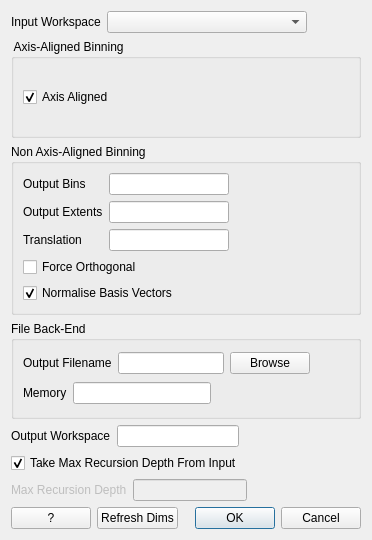
This is Code/Mantid/MantidQt/CustomDialogs/inc/MantidQtCustomDialogs/SlicingAlgorithmDialog.ui in mantidproject/mantid as Qt 5 draws it before an edit. The edited form follows.
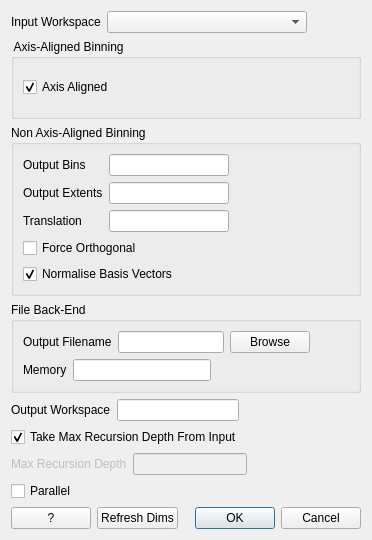
This is the edited form. Custom widgets are drawn as their Qt base class.

Commit message: refs #5145. Parallel option exposed

Patch:
```diff
--- a/Code/Mantid/MantidQt/CustomDialogs/inc/MantidQtCustomDialogs/SlicingAlgorithmDialog.ui
+++ b/Code/Mantid/MantidQt/CustomDialogs/inc/MantidQtCustomDialogs/SlicingAlgorithmDialog.ui
@@ -372,6 +372,13 @@
      </item>
     </layout>
    </item>
+   <item>
+    <widget class="QCheckBox" name="ck_parallel">
+     <property name="text">
+      <string>Parallel</string>
+     </property>
+    </widget>
+   </item>
    <item>
     <layout class="QHBoxLayout" name="horizontalLayout">
      <item>
```
The commit also changes 2 other files.
